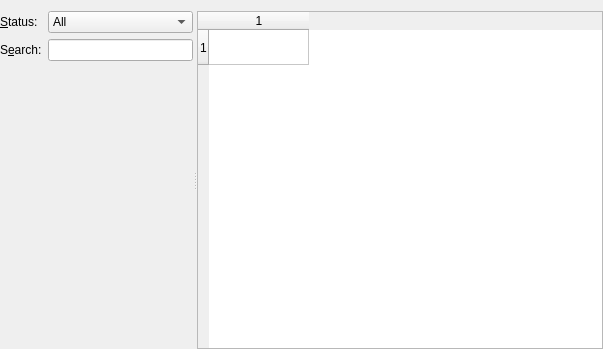
Before: the Qt Designer form wpmcpp/mainframe.ui in npackd/npackd, drawn with Qt 5.
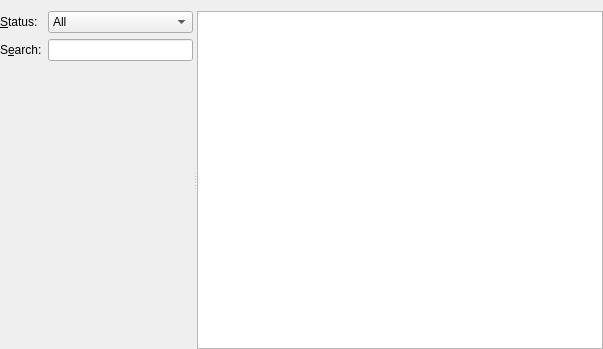
After: the same form once the commit is applied.

```diff
--- a/wpmcpp/mainframe.ui
+++ b/wpmcpp/mainframe.ui
@@ -123,7 +123,7 @@
        </item>
       </layout>
      </widget>
-     <widget class="QTableWidget" name="tableWidget">
+     <widget class="QTableView" name="tableWidget">
       <property name="enabled">
        <bool>true</bool>
       </property>
@@ -160,17 +160,6 @@
       <property name="sortingEnabled">
        <bool>true</bool>
       </property>
-      <property name="rowCount">
-       <number>1</number>
-      </property>
-      <property name="columnCount">
-       <number>1</number>
-      </property>
-      <attribute name="verticalHeaderDefaultSectionSize">
-       <number>35</number>
-      </attribute>
-      <row/>
-      <column/>
      </widget>
     </widget>
    </item>
```
